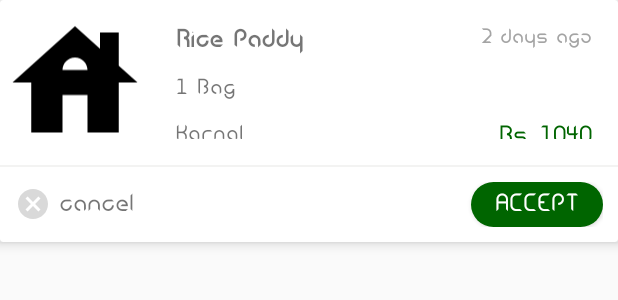
After one commit to charan2591/AgriPMU, an Android app: the layout fragment_notifications.xml on its own in the app's theme, with its tools: preview values and no code run, on a phone screen of 412 x 824 dp. The commit adds this screen. Shown: the top 300 px of the screen. Run offline under Robolectric (Android 15) with nearby library versions, the phone set to English and light mode, and no system bars.

Commit message:
Second Commit of this project

```diff
--- a/app/src/main/java/com/example/pmufirstapplication/adapters/RecyclerAdapter.kt
+++ b/app/src/main/java/com/example/pmufirstapplication/adapters/RecyclerAdapter.kt
@@ -9,6 +9,7 @@ import android.widget.ImageButton
 import android.widget.TextView
 import android.widget.Toast
 import androidx.recyclerview.widget.RecyclerView
+import com.example.pmufirstapplication.BottomBarActivity
 import com.example.pmufirstapplication.MultiSelectorRadioActivity
 
 import com.example.pmufirstapplication.R
@@ -27,7 +28,7 @@ class RecyclerAdapter(val viewModel: MainViewModel , val arrayList: ArrayList<Ma
                 viewModel.remove(itemModel)
 //                notifyItemRemoved(arrayList.indexOf(itemModel))
 
-                val intent = Intent(context,MultiSelectorRadioActivity::class.java)
+                val intent = Intent(context,BottomBarActivity::class.java)
                 context.startActivity(intent)
 
             }
--- /dev/null
+++ b/app/src/main/res/drawable/bg_round_btn.xml
@@ -0,0 +1,7 @@
+<?xml version="1.0" encoding="utf-8"?>
+<shape xmlns:android="http://schemas.android.com/apk/res/android">
+    <solid android:color="@color/colorDarkGrn" />
+    <corners android:radius="15dp"></corners>
+
+    <!--        <stroke android:width="1dp" android:color="#1c5fab" />-->
+</shape>
--- /dev/null
+++ b/app/src/main/res/drawable/ic_baseline_account_circle_24.xml
@@ -0,0 +1,5 @@
+<vector android:height="24dp" android:tint="#000000"
+    android:viewportHeight="24" android:viewportWidth="24"
+    android:width="24dp" xmlns:android="http://schemas.android.com/apk/res/android">
+    <path android:fillColor="@android:color/white" android:pathData="M12,2C6.48,2 2,6.48 2,12s4.48,10 10,10s10,-4.48 10,-10S17.52,2 12,2zM12,6c1.93,0 3.5,1.57 3.5,3.5S13.93,13 12,13s-3.5,-1.57 -3.5,-3.5S10.07,6 12,6zM12,20c-2.03,0 -4.43,-0.82 -6.14,-2.88C7.55,15.8 9.68,15 12,15s4.45,0.8 6.14,2.12C16.43,19.18 14.03,20 12,20z"/>
+</vector>
--- /dev/null
+++ b/app/src/main/res/drawable/ic_baseline_cancel_24.xml
@@ -0,0 +1,5 @@
+<vector android:height="24dp" android:tint="@color/colorBorderGrey"
+    android:viewportHeight="24" android:viewportWidth="24"
+    android:width="24dp" xmlns:android="http://schemas.android.com/apk/res/android">
+    <path android:fillColor="@android:color/white" android:pathData="M12,2C6.47,2 2,6.47 2,12s4.47,10 10,10 10,-4.47 10,-10S17.53,2 12,2zM17,15.59L15.59,17 12,13.41 8.41,17 7,15.59 10.59,12 7,8.41 8.41,7 12,10.59 15.59,7 17,8.41 13.41,12 17,15.59z"/>
+</vector>
--- /dev/null
+++ b/app/src/main/res/drawable/ic_baseline_house_24.xml
@@ -0,0 +1,5 @@
+<vector android:height="24dp" android:tint="#000000"
+    android:viewportHeight="24" android:viewportWidth="24"
+    android:width="24dp" xmlns:android="http://schemas.android.com/apk/res/android">
+    <path android:fillColor="@android:color/white" android:pathData="M19,9.3V4h-3v2.6L12,3L2,12h3v8h5v-6h4v6h5v-8h3L19,9.3zM10,10c0,-1.1 0.9,-2 2,-2s2,0.9 2,2H10z"/>
+</vector>
--- /dev/null
+++ b/app/src/main/res/drawable/ic_baseline_notifications_none_24.xml
@@ -0,0 +1,5 @@
+<vector android:height="24dp" android:tint="#000000"
+    android:viewportHeight="24" android:viewportWidth="24"
+    android:width="24dp" xmlns:android="http://schemas.android.com/apk/res/android">
+    <path android:fillColor="@android:color/white" android:pathData="M12,22c1.1,0 2,-0.9 2,-2h-4c0,1.1 0.9,2 2,2zM18,16v-5c0,-3.07 -1.63,-5.64 -4.5,-6.32L13.5,4c0,-0.83 -0.67,-1.5 -1.5,-1.5s-1.5,0.67 -1.5,1.5v0.68C7.64,5.36 6,7.92 6,11v5l-2,2v1h16v-1l-2,-2zM16,17L8,17v-6c0,-2.48 1.51,-4.5 4,-4.5s4,2.02 4,4.5v6z"/>
+</vector>
--- /dev/null
+++ b/app/src/main/res/drawable/ic_baseline_search_24.xml
@@ -0,0 +1,5 @@
+<vector android:height="24dp" android:tint="#000000"
+    android:viewportHeight="24" android:viewportWidth="24"
+    android:width="24dp" xmlns:android="http://schemas.android.com/apk/res/android">
+    <path android:fillColor="@android:color/white" android:pathData="M15.5,14h-0.79l-0.28,-0.27C15.41,12.59 16,11.11 16,9.5 16,5.91 13.09,3 9.5,3S3,5.91 3,9.5 5.91,16 9.5,16c1.61,0 3.09,-0.59 4.23,-1.57l0.27,0.28v0.79l5,4.99L20.49,19l-4.99,-5zM9.5,14C7.01,14 5,11.99 5,9.5S7.01,5 9.5,5 14,7.01 14,9.5 11.99,14 9.5,14z"/>
+</vector>
--- /dev/null
+++ b/app/src/main/res/layout/fragment_notifications.xml
@@ -0,0 +1,145 @@
+<?xml version="1.0" encoding="utf-8"?>
+<LinearLayout xmlns:android="http://schemas.android.com/apk/res/android"
+    android:layout_width="match_parent"
+    android:layout_height="match_parent"
+    xmlns:app="http://schemas.android.com/apk/res-auto">
+
+    <androidx.cardview.widget.CardView
+        android:layout_width="match_parent"
+        android:layout_height="wrap_content"
+        android:fitsSystemWindows="false"
+        app:cardElevation="5dp"
+
+        >
+
+        <LinearLayout
+            android:layout_width="match_parent"
+            android:layout_height="match_parent"
+            android:orientation="vertical"
+            >
+            <LinearLayout
+                android:layout_width="match_parent"
+                android:layout_height="match_parent"
+                android:orientation="horizontal"
+                >
+
+                <ImageView
+                    android:layout_width="100dp"
+                    android:layout_height="110dp"
+                    android:src="@drawable/ic_baseline_house_24">
+                </ImageView>
+
+                <LinearLayout
+                    android:layout_width="match_parent"
+                    android:layout_height="match_parent"
+                    android:orientation="vertical"
+                    android:padding="10dp"
+                    >
+                    <LinearLayout
+                        android:layout_width="match_parent"
+                        android:layout_height="wrap_content"
+                        android:orientation="horizontal"
+                        android:padding="7dp"
+                        android:gravity="center_vertical"
+                        >
+                        <androidx.appcompat.widget.AppCompatTextView
+                            android:layout_width="wrap_content"
+                            android:layout_height="wrap_content"
+                            android:text="Rice Paddy"
+                            android:textStyle="bold"
+                            android:layout_gravity="start"
+                            android:textSize="16sp"/>
+
+                        <androidx.appcompat.widget.AppCompatTextView
+                            android:layout_width="match_parent"
+                            android:layout_height="wrap_content"
+                            android:text="2 days ago"
+                            android:textColor="@color/colorUnSelectedBottomTab"
+                            android:gravity="end"
+                            android:layout_gravity="end"
+                            android:textSize="13sp"/>
+                    </LinearLayout>
+
+                    <LinearLayout
+                        android:layout_width="match_parent"
+                        android:layout_height="wrap_content"
+                        android:orientation="horizontal"
+                        android:padding="7dp"
+                        android:gravity="center_vertical"
+                        >
+                        <androidx.appcompat.widget.AppCompatTextView
+                            android:layout_width="wrap_content"
+                            android:layout_height="wrap_content"
+                            android:text="1 Bag"
+                            android:layout_gravity="start"
+                            android:textSize="14sp"/>
+
+                    </LinearLayout>
+
+                    <LinearLayout
+                        android:layout_width="match_parent"
+                        android:layout_height="wrap_content"
+                        android:orientation="horizontal"
+                        android:padding="7dp"
+                        android:gravity="center_vertical"
+                        >
+                        <androidx.appcompat.widget.AppCompatTextView
+                            android:layout_width="wrap_content"
+                            android:layout_height="wrap_content"
+                            android:text="Karnal"
+                            android:layout_gravity="start"
+                            android:textSize="14sp"/>
+
+                        <androidx.appcompat.widget.AppCompatTextView
+                            android:layout_width="match_parent"
+                            android:layout_height="wrap_content"
+                            android:text="Rs. 1040"
+                            android:textColor="@color/colorDarkGrn"
+                            android:gravity="end"
+                            android:layout_gravity="end"
+                            android:textSize="16sp"/>
+                    </LinearLayout>
+
+                </LinearLayout>
+
+            </LinearLayout>
+
+            <View
+                android:layout_width="match_parent"
+                android:layout_height="1dp"
+                android:background="@color/colorSelectedGrey"/>
+
+            <RelativeLayout
+                android:layout_width="match_parent"
+                android:layout_height="50dp"
+                android:padding="10dp"
+                android:gravity="center_vertical"
+                >
+                <androidx.appcompat.widget.AppCompatTextView
+                    android:layout_width="wrap_content"
+                    android:layout_height="match_parent"
+                    android:text="cancel"
+                    android:drawableLeft="@drawable/ic_baseline_cancel_24"
+                    android:gravity="center_vertical"
+                    android:drawablePadding="5dp"
+                    android:layout_alignParentStart="true"
+                    android:textSize="16sp"/>
+
+                <androidx.appcompat.widget.AppCompatButton
+                    android:layout_width="wrap_content"
+                    android:layout_height="wrap_content"
+                    android:text="Accept"
+                    android:layout_alignParentEnd="true"
+                    android:textColor="@color/white"
+                    android:gravity="center"
+                    android:padding="5dp"
+                    android:background="@drawable/bg_round_btn"
+                    android:textSize="16sp"/>
+            </RelativeLayout>
+
+
+        </LinearLayout>
+
+    </androidx.cardview.widget.CardView>
+
+</LinearLayout>
```
Also changed, not shown: app/src/main/AndroidManifest.xml (+7 -0 lines), app/src/main/java/com/example/pmufirstapplication/BottomBarActivity.kt (added, +44 -0 lines), app/src/main/java/com/example/pmufirstapplication/FragmentProfile.kt (added, +25 -0 lines), app/src/main/res/drawable/rbtn_selector.xml (+5 -3 lines), app/src/main/res/layout/activity_bottom_bar.xml (added, +20 -0 lines), app/src/main/res/layout/fragment_profile.xml (added, +15 -0 lines), app/src/main/res/menu/menu_bottom_navigation.xml (added, +19 -0 lines).
